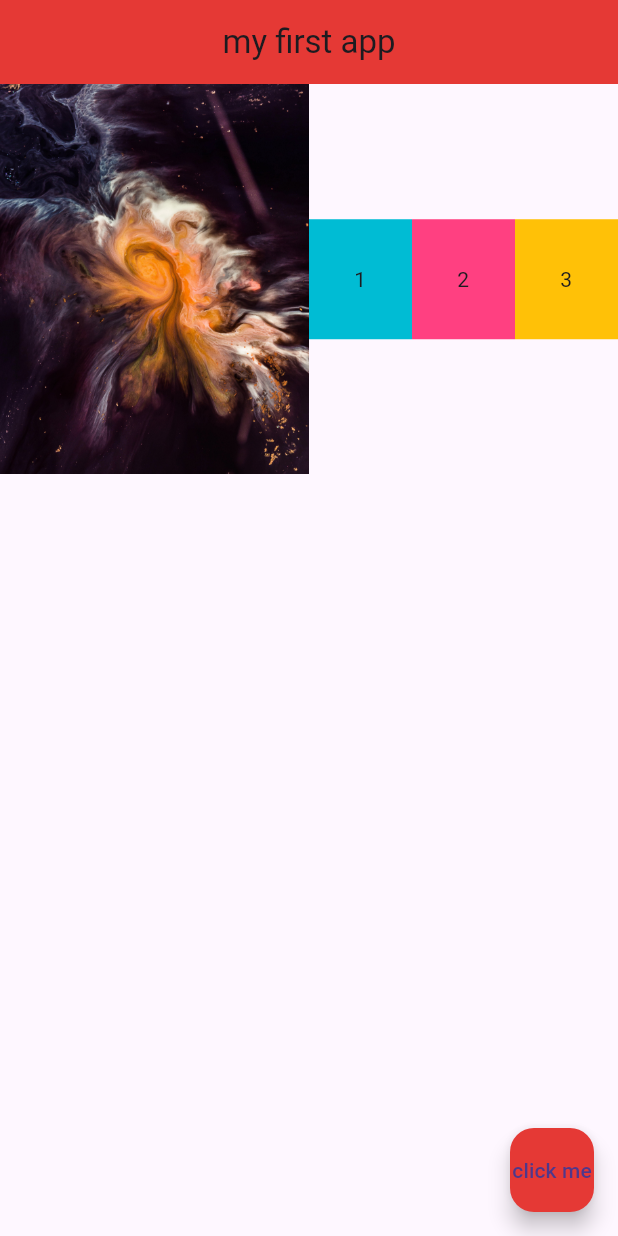
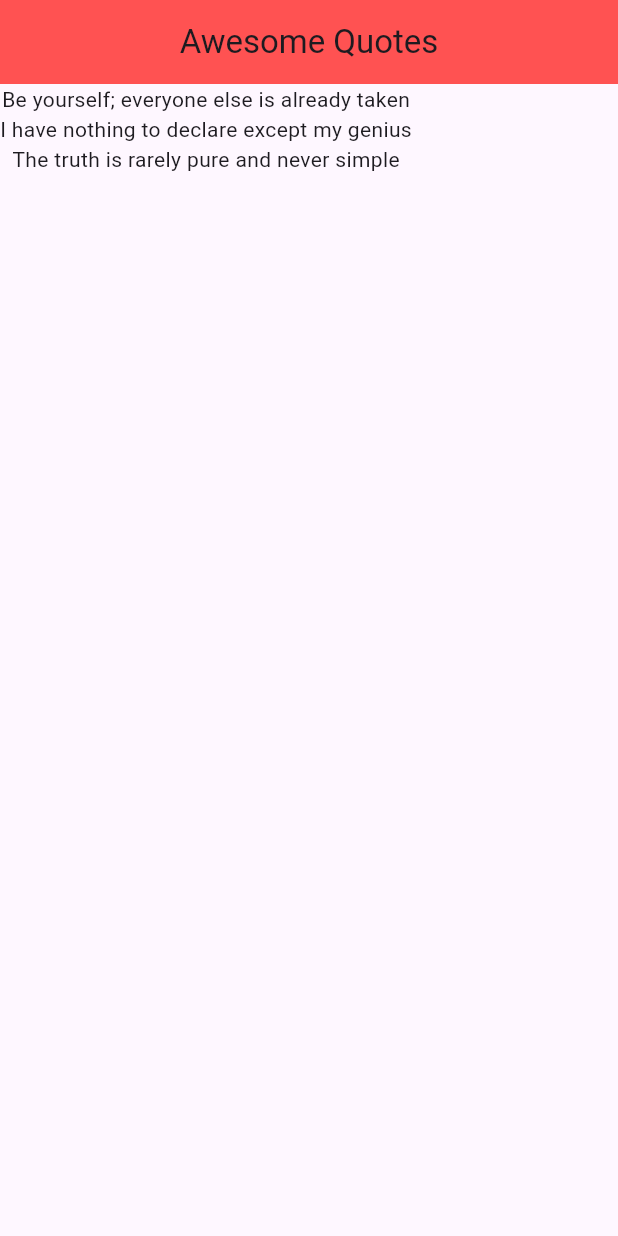
Before and after one commit to doducduy20127477/myflutterapp, a Flutter app: the screen it shows after launch, on a phone screen of 412 x 824 dp. Run offline on Flutter 3.47's test engine with Material 3 defaults, Android fonts, the phone set to English and light mode, and no system bars.

Commit message:
feat: add Lists of Data

```diff
--- a/lib/main.dart
+++ b/lib/main.dart
@@ -6,159 +6,34 @@ void main() {
   ));
 }
 
-class Home extends StatelessWidget {
+class Home extends StatefulWidget {
   const Home({super.key});
+
+  @override
+  State<Home> createState() => _HomeState();
+}
+
+class _HomeState extends State<Home> {
+
+  List<String> quotes = [
+    'Be yourself; everyone else is already taken',
+    'I have nothing to declare except my genius',
+    'The truth is rarely pure and never simple'
+  ];
 
   @override
   Widget build(BuildContext context) {
     return Scaffold(
       appBar: AppBar(
-        title: Text('my first app'),
+        title: Text('Awesome Quotes'),
         centerTitle: true,
-        backgroundColor: Colors.red[600],
+        backgroundColor: Colors.redAccent,
       ),
 
-      // body: Center(
-      //   // child: Text(
-      //   //   'hello ninjas!',
-      //   //   style: TextStyle(
-      //   //       fontSize: 20,
-      //   //       fontWeight: FontWeight.bold,
-      //   //       letterSpacing: 2.0,
-      //   //       color: Colors.grey[600],
-      //   //       fontFamily: 'IndieFlower'
-      //   //   ),
-      //   // ),
-      //
-      //   // child: Image.asset('assets/space-2.jpg'),
-      //
-      //   // child: Icon(
-      //   //   Icons.airport_shuttle,
-      //   //   color: Colors.lightBlue,
-      //   //   size: 50,
-      //   // ),
-      //
-      //   // child: ElevatedButton(
-      //   //   onPressed: () {
-      //   //     print('you clicked me');
-      //   //   },
-      //   //   child: Text('Press me'),
-      //   //   style: ButtonStyle(
-      //   //     backgroundColor: MaterialStateProperty.all<Color>(Colors.lightBlue), // background
-      //   //     // foregroundColor: Colors.white, // foreground
-      //   //   ),
-      //   // ),
-      //
-      //   // child: ElevatedButton.icon(
-      //   //   onPressed: () {  },
-      //   //   icon: const Icon(
-      //   //     Icons.mail
-      //   //   ),
-      //   //   label: Text('mail me'),
-      //   //   style: ElevatedButton.styleFrom(
-      //   //     backgroundColor: Colors.amber, // background
-      //   //   ),
-      //   // ),
-      //
-      //   // child: IconButton(
-      //   //   onPressed: () {
-      //   //     print('you clicked me');
-      //   //
-      //   //   },
-      //   //   icon: Icon(Icons.alternate_email),
-      //   //   color: Colors.amber,
-      //   // ),
-      // ),
-      // body: Container(
-      //   // padding: EdgeInsets.symmetric(horizontal: 30.0, vertical: 10.0),
-      //   padding: EdgeInsets.fromLTRB(10.0, 20.0, 30.0, 40.0),
-      //   margin: EdgeInsets.all(30.0),
-      //   color: Colors.grey[400],
-      //   child: Text('Hello'),
-      // ),
-      // body: Row(
-      //   mainAxisAlignment: MainAxisAlignment.spaceEvenly,
-      //   crossAxisAlignment: CrossAxisAlignment.start,
-      //   children: [
-      //     Text('hello, world'),
-      //     TextButton(
-      //       onPressed: () {  },
-      //       style: ButtonStyle(
-      //        backgroundColor: MaterialStateProperty.all<Color>(Colors.amber)
-      //       ),
-      //       child: Text('click me'),
-      //     ),
-      //     Container(
-      //       color: Colors.cyan,
-      //       padding: EdgeInsets.all(30.0),
-      //       child: Text('inside container'),
-      //     )
-      //   ],
-      // ),
-      // body: Column(
-      //   mainAxisAlignment: MainAxisAlignment.end,
-      //   crossAxisAlignment: CrossAxisAlignment.center,
-      //   children: [
-      //     Row(
-      //       children: [
-      //         Text('hello, '),
-      //         Text('world')
-      //       ],
-      //     ),
-      //     Container(
-      //       padding: EdgeInsets.all(20.0),
-      //       color: Colors.cyan,
-      //       child: Text('one'),
-      //     ),
-      //     Container(
-      //       padding: EdgeInsets.all(30.0),
-      //       color: Colors.pinkAccent,
-      //       child: Text('two'),
-      //     ),
-      //     Container(
-      //       padding: EdgeInsets.all(40.0),
-      //       color: Colors.amber,
-      //       child: Text('three'),
-      //     )
-      //   ],
-      // ),
-      body: Row(
-        children: [
-          Expanded(
-              child: Image.asset('assets/space-2.jpg'),
-            flex: 3,
-          ),
-          Expanded(
-            flex: 1,
-            child: Container(
-              padding: EdgeInsets.all(30.0),
-              color: Colors.cyan,
-              child: Text('1'),
-            ),
-          ),
-          Expanded(
-            flex: 1,
-            child: Container(
-              padding: EdgeInsets.all(30.0),
-              color: Colors.pinkAccent,
-              child: Text('2'),
-            ),
-          ),
-          Expanded(
-            flex: 1,
-            child: Container(
-              padding: EdgeInsets.all(30.0),
-              color: Colors.amber,
-              child: Text('3'),
-            ),
-          ),
-        ],
+      body: Column(
+        children: quotes.map((quote) => Text(quote)).toList(),
       ),
-      floatingActionButton: FloatingActionButton(
-        onPressed: () {  },
-        child: Text('click me'),
-        backgroundColor: Colors.red[600],
-      ),
+
     );
   }
 }
```
